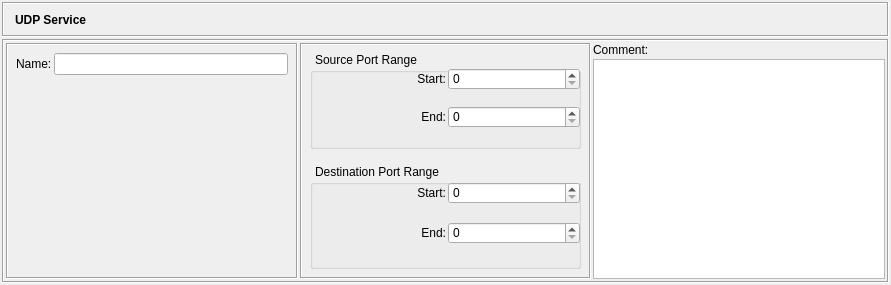
Old version of the form src/gui/udpservicedialog_q.ui in the repository fwbuilder/fwbuilder.
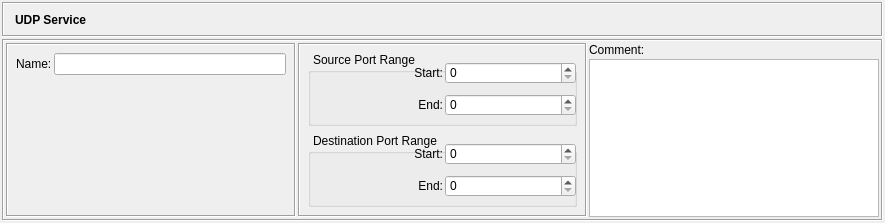
New version of the form. Icons and pictures are not drawn.

Commit message: * tcpservicedialog_q.ui: fixed bug #2333759: "A really small camp".         Fixes in dialog layouts for KDE4 theme Oxygen

Patch:
```diff
--- a/src/gui/udpservicedialog_q.ui
+++ b/src/gui/udpservicedialog_q.ui
@@ -8,8 +8,8 @@
    <rect>
     <x>0</x>
     <y>0</y>
-    <width>891</width>
-    <height>285</height>
+    <width>885</width>
+    <height>223</height>
    </rect>
   </property>
   <property name="sizePolicy" >
@@ -25,7 +25,19 @@
    <property name="margin" >
     <number>2</number>
    </property>
-   <property name="spacing" >
+   <property name="topMargin" >
+    <number>2</number>
+   </property>
+   <property name="rightMargin" >
+    <number>2</number>
+   </property>
+   <property name="bottomMargin" >
+    <number>2</number>
+   </property>
+   <property name="horizontalSpacing" >
+    <number>0</number>
+   </property>
+   <property name="verticalSpacing" >
     <number>0</number>
    </property>
    <item row="0" column="0" >
@@ -60,7 +72,19 @@
         <property name="margin" >
          <number>2</number>
         </property>
-        <property name="spacing" >
+        <property name="topMargin" >
+         <number>2</number>
+        </property>
+        <property name="rightMargin" >
+         <number>2</number>
+        </property>
+        <property name="bottomMargin" >
+         <number>2</number>
+        </property>
+        <property name="horizontalSpacing" >
+         <number>2</number>
+        </property>
+        <property name="verticalSpacing" >
          <number>2</number>
         </property>
         <item row="0" column="2" >
@@ -212,11 +236,10 @@
            <item row="0" column="0" >
             <widget class="QGroupBox" name="groupBox1" >
              <property name="styleSheet" >
-              <string notr="true" >QGroupBox {
+              <string>QGroupBox {
 	margin-top: 1ex;
-	margin-bottom: 8px;
 	padding-top: 1ex;
-	padding-bottom: 6px;
+	padding-bottom: 0px;
 	padding-left: 2px;
 }
 
@@ -224,7 +247,13 @@
 	subcontrol-origin: margin;
 	subcontrol-position: top left;
 	padding: 0 3px;
-}</string>
+}
+
+QSpinBox {
+	margin: 0px;
+	padding: 0px;
+}
+</string>
              </property>
              <property name="title" >
               <string>Source Port Range</string>
@@ -233,7 +262,19 @@
               <property name="margin" >
                <number>0</number>
               </property>
-              <property name="spacing" >
+              <property name="topMargin" >
+               <number>0</number>
+              </property>
+              <property name="rightMargin" >
+               <number>0</number>
+              </property>
+              <property name="bottomMargin" >
+               <number>0</number>
+              </property>
+              <property name="horizontalSpacing" >
+               <number>2</number>
+              </property>
+              <property name="verticalSpacing" >
                <number>2</number>
               </property>
               <item row="0" column="0" >
@@ -288,10 +329,10 @@
            <item row="1" column="0" >
             <widget class="QGroupBox" name="groupBox1_2" >
              <property name="styleSheet" >
-              <string notr="true" >QGroupBox {
+              <string>QGroupBox {
 	margin-top: 1ex;
 	padding-top: 1ex;
-	padding-bottom: 6px;
+	padding-bottom: 0px;
 	padding-left: 2px;
 }
 
@@ -299,7 +340,13 @@
 	subcontrol-origin: margin;
 	subcontrol-position: top left;
 	padding: 0 3px;
-}</string>
+}
+
+QSpinBox {
+	margin: 0px;
+	padding: 0px;
+}
+</string>
              </property>
              <property name="title" >
               <string>Destination Port Range</string>
@@ -308,7 +355,19 @@
               <property name="margin" >
                <number>0</number>
               </property>
-              <property name="spacing" >
+              <property name="topMargin" >
+               <number>0</number>
+              </property>
+              <property name="rightMargin" >
+               <number>0</number>
+              </property>
+              <property name="bottomMargin" >
+               <number>0</number>
+              </property>
+              <property name="horizontalSpacing" >
+               <number>2</number>
+              </property>
+              <property name="verticalSpacing" >
                <number>2</number>
               </property>
               <item row="0" column="0" >
```
Left out of the diff: 25 changed lines with no effect on the pictures. The commit also changes 7 other files.
